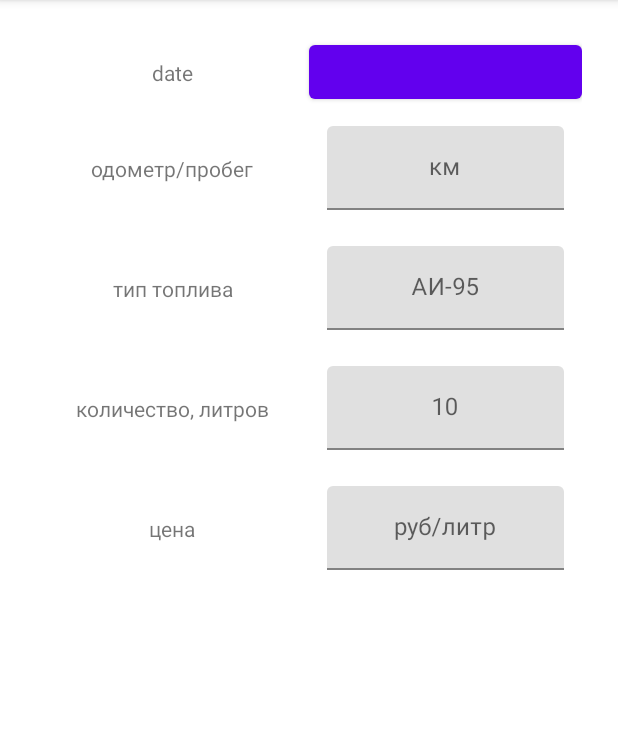
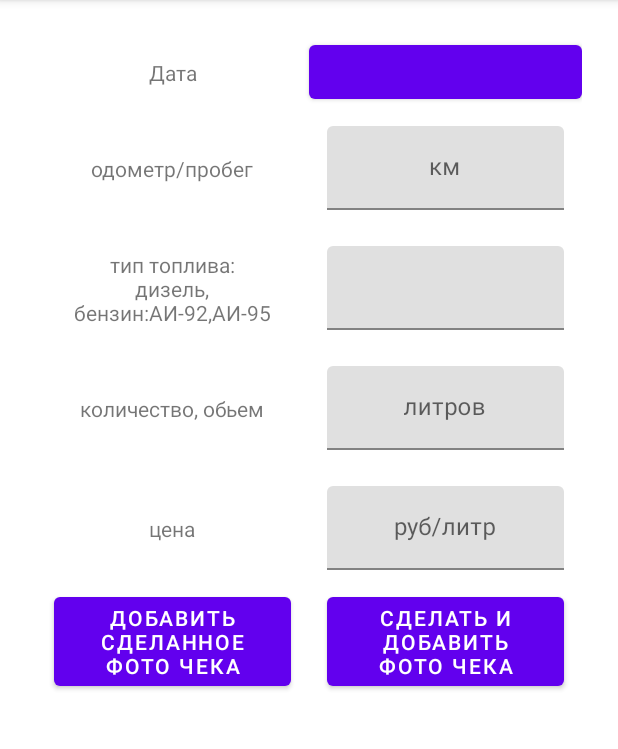
Before and after one commit to shjman/polygon, an Android app: the RefuelingFragment screen opened through its navigation route, on a phone screen of 412 x 824 dp, the part 84-833 px from its top. Run offline under Robolectric (Android 15) with nearby library versions, the phone set to English and light mode, and no system bars; our stand-ins replace Dagger/Hilt's generated code, Timber; libraries missing offline, so code that uses them is left out: by.kirich1409.viewbindingdelegate, reactivecircus.flowbinding.android; 1 statement that could not run was skipped.

Commit message:
update refueiling xml and move strings resources

```diff
--- a/app/src/main/java/com/shjman/polygon/ui/home/refueling/RefuelingFragment.kt
+++ b/app/src/main/java/com/shjman/polygon/ui/home/refueling/RefuelingFragment.kt
@@ -1,5 +1,7 @@
 package com.shjman.polygon.ui.home.refueling
 
+import android.os.Bundle
+import android.view.View
 import androidx.fragment.app.Fragment
 import by.kirich1409.viewbindingdelegate.viewBinding
 import com.shjman.polygon.R
@@ -8,4 +10,8 @@ import com.shjman.polygon.databinding.FragmentRefuelingBinding
 class RefuelingFragment : Fragment(R.layout.fragment_refueling) {
 
     private val binding by viewBinding(FragmentRefuelingBinding::bind)
+    override fun onViewCreated(view: View, savedInstanceState: Bundle?) {
+        super.onViewCreated(view, savedInstanceState)
+
+    }
 }
--- a/app/src/main/res/layout/fragment_refueling.xml
+++ b/app/src/main/res/layout/fragment_refueling.xml
@@ -11,7 +11,7 @@
         android:layout_width="0dp"
         android:layout_height="wrap_content"
         android:gravity="center"
-        android:text="date"
+        android:text="@string/refueling_date_field"
         app:layout_constraintBottom_toBottomOf="@id/date_value"
         app:layout_constraintEnd_toStartOf="@id/date_value"
         app:layout_constraintStart_toStartOf="parent"
@@ -33,7 +33,7 @@
         android:layout_width="0dp"
         android:layout_height="wrap_content"
         android:gravity="center"
-        android:text="одометр/пробег"
+        android:text="@string/refueling_mileage_field"
         app:layout_constraintBottom_toBottomOf="@id/mileage_layout"
         app:layout_constraintEnd_toStartOf="@id/mileage_layout"
         app:layout_constraintStart_toStartOf="parent"
@@ -54,7 +54,7 @@
             android:layout_width="match_parent"
             android:layout_height="wrap_content"
             android:gravity="center"
-            android:hint="км"
+            android:hint="@string/refueling_mileage_hint"
             android:inputType="number"
             android:maxLines="1" />
     </com.google.android.material.textfield.TextInputLayout>
@@ -64,7 +64,7 @@
         android:layout_width="0dp"
         android:layout_height="wrap_content"
         android:gravity="center"
-        android:text="тип топлива"
+        android:text="@string/refueling_fuel_type"
         app:layout_constraintBottom_toBottomOf="@id/fuel_type_layout"
         app:layout_constraintEnd_toStartOf="@id/fuel_type_layout"
         app:layout_constraintStart_toStartOf="parent"
@@ -85,7 +85,6 @@
             android:layout_width="match_parent"
             android:layout_height="wrap_content"
             android:gravity="center"
-            android:hint="АИ-95"
             android:maxLines="1" />
     </com.google.android.material.textfield.TextInputLayout>
 
@@ -94,7 +93,7 @@
         android:layout_width="0dp"
         android:layout_height="wrap_content"
         android:gravity="center"
-        android:text="количество, литров"
+        android:text="@string/refueling_number_liters_field"
         app:layout_constraintBottom_toBottomOf="@id/number_liters_layout"
         app:layout_constraintEnd_toStartOf="@id/number_liters_layout"
         app:layout_constraintStart_toStartOf="parent"
@@ -115,7 +114,8 @@
             android:layout_width="match_parent"
             android:layout_height="wrap_content"
             android:gravity="center"
-            android:hint="10"
+            android:hint="@string/refueling_number_liters_hint"
+            android:inputType="number"
             android:maxLines="1" />
     </com.google.android.material.textfield.TextInputLayout>
 
@@ -124,7 +124,7 @@
         android:layout_width="0dp"
         android:layout_height="wrap_content"
         android:gravity="center"
-        android:text="цена"
+        android:text="@string/refueling_price_field"
         app:layout_constraintBottom_toBottomOf="@id/price_layout"
         app:layout_constraintEnd_toStartOf="@id/price_layout"
         app:layout_constraintStart_toStartOf="parent"
@@ -135,6 +135,7 @@
         android:layout_width="0dp"
         android:layout_height="wrap_content"
         android:padding="@dimen/keyline3"
+        app:layout_constraintBottom_toTopOf="@id/take_check_photo"
         app:layout_constraintEnd_toEndOf="parent"
         app:layout_constraintStart_toEndOf="@id/price_field"
         app:layout_constraintTop_toBottomOf="@id/number_liters_layout">
@@ -144,9 +145,27 @@
             android:layout_width="match_parent"
             android:layout_height="wrap_content"
             android:gravity="center"
-            android:hint="руб/литр"
+            android:hint="@string/refueling_price_hint"
             android:maxLines="1" />
     </com.google.android.material.textfield.TextInputLayout>
 
+    <com.google.android.material.button.MaterialButton
+        android:id="@+id/add_completed_photo"
+        android:layout_width="0dp"
+        android:layout_height="wrap_content"
+        android:layout_marginHorizontal="@dimen/keyline3"
+        android:text="@string/refueling_add_completed_photo"
+        app:layout_constraintEnd_toStartOf="@id/take_check_photo"
+        app:layout_constraintStart_toStartOf="parent"
+        app:layout_constraintTop_toTopOf="@id/take_check_photo" />
 
+    <com.google.android.material.button.MaterialButton
+        android:id="@+id/take_check_photo"
+        android:layout_width="0dp"
+        android:layout_height="wrap_content"
+        android:layout_marginHorizontal="@dimen/keyline3"
+        android:text="@string/refueling_take_check_photo"
+        app:layout_constraintEnd_toEndOf="parent"
+        app:layout_constraintStart_toEndOf="@id/add_completed_photo"
+        app:layout_constraintTop_toBottomOf="@id/price_layout" />
 </androidx.constraintlayout.widget.ConstraintLayout>
--- a/app/src/main/res/values/strings.xml
+++ b/app/src/main/res/values/strings.xml
@@ -4,4 +4,16 @@
     <!--errors-->
     <string name="field_is_empty">Field is empty</string>
 
+    <!--Refueling-->
+    <string name="refueling_date_field">Дата</string>
+    <string name="refueling_fuel_type">тип топлива:\nдизель, бензин:АИ-92,АИ-95</string>
+    <string name="refueling_mileage_field">одометр/пробег</string>
+    <string name="refueling_mileage_hint">км</string>
+    <string name="refueling_number_liters_field">количество, обьем</string>
+    <string name="refueling_number_liters_hint">литров</string>
+    <string name="refueling_price_field">цена</string>
+    <string name="refueling_price_hint">руб/литр</string>
+    <string name="refueling_take_check_photo">сделать и добавить фото чека</string>
+    <string name="refueling_add_completed_photo">добавить сделанное фото чека</string>
+
 </resources>
```
